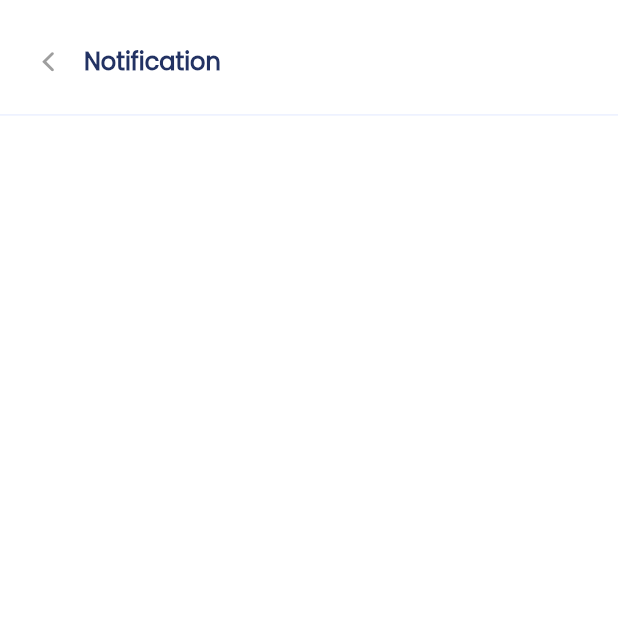
After one commit to ramanassif/E-Commerce_App, a Flutter app: the HomeScreen screen opened by its route, after a tap on the "notifications" icon, on a phone screen of 412 x 824 dp, the top half of it. The commit adds this screen. Run offline on Flutter 3.47's test engine with Material 2 defaults, Android fonts, the phone set to English and light mode, and no system bars; our stand-ins replace flutter_svg, loading_animation_widget; missing offline and left inert: desktop_window.

Commit message:
Create NotificationScreen

```diff
--- a/lib/core/routing_services/routing_services.dart
+++ b/lib/core/routing_services/routing_services.dart
@@ -1,5 +1,6 @@
 import 'package:ecommerce_app/features/favorite_screen/favorite_screen.dart';
 import 'package:ecommerce_app/features/home_screen/home_screen.dart';
+import 'package:ecommerce_app/features/notification_screen/notification_screen.dart';
 import 'package:ecommerce_app/features/product_details_screen/product_details_screen.dart';
 import 'package:ecommerce_app/features/review_screen/review_screen.dart';
 import 'package:ecommerce_app/features/super_flash_sae_screen/super_flash_sale_screen.dart';
@@ -30,6 +31,8 @@ class AppRoute {
         return MaterialPageRoute(builder: (_) => const ReviewScreen());
       case 'writeReview':
         return MaterialPageRoute(builder: (_) => const WriteReview());
+      case 'notificationScreen':
+        return MaterialPageRoute(builder: (_) => const NotificationScreen());
     }
     return null;
   }
--- a/lib/features/home_screen/widgets/home_screen_widgets/home_screen_header.dart
+++ b/lib/features/home_screen/widgets/home_screen_widgets/home_screen_header.dart
@@ -32,7 +32,11 @@ class HomeScreenHeader extends StatelessWidget {
               size: 30,
             ),
           ),
-          Stack(
+          GestureDetector(
+            onTap: (){
+              Navigator.pushNamed(context, 'notificationScreen');
+            },
+            child: Stack(
               clipBehavior: Clip.none,
               alignment: Alignment.topRight,
               children: const [
@@ -50,6 +54,7 @@ class HomeScreenHeader extends StatelessWidget {
                 ),
               ],
             ),
+          ),
         ],
       ),
     );
--- /dev/null
+++ b/lib/features/notification_screen/notification_screen.dart
@@ -0,0 +1,43 @@
+import 'package:ecommerce_app/constants.dart';
+import 'package:ecommerce_app/features/notification_screen/widgets/notification_screen_header.dart';
+import 'package:flutter/material.dart';
+
+class NotificationScreen extends StatefulWidget {
+  const NotificationScreen({Key? key}) : super(key: key);
+
+  @override
+  State<NotificationScreen> createState() => _NotificationScreenState();
+}
+
+class _NotificationScreenState extends State<NotificationScreen> {
+  @override
+  Widget build(BuildContext context) {
+    return SafeArea(
+      child: Scaffold(
+        body: Container(
+          color: kWhiteColor,
+          width: MediaQuery.of(context).size.width,
+          height: MediaQuery.of(context).size.height,
+          child: ListView(
+            children: [
+              SizedBox(
+                height: MediaQuery.of(context).size.height * 0.02,
+              ),
+              const NotificationScreenHeader(),
+              SizedBox(
+                height: MediaQuery.of(context).size.height * 0.005,
+              ),
+              const Divider(
+                thickness: 1,
+                color: Color(0xffEBF0FF),
+              ),
+              const SizedBox(
+                height: 10,
+              ),
+            ],
+          ),
+        ),
+      ),
+    );
+  }
+}
--- /dev/null
+++ b/lib/features/notification_screen/widgets/notification_screen_header.dart
@@ -0,0 +1,39 @@
+import 'package:ecommerce_app/constants.dart';
+import 'package:flutter/cupertino.dart';
+import 'package:flutter/material.dart';
+
+class NotificationScreenHeader extends StatelessWidget {
+  const NotificationScreenHeader({Key? key}) : super(key: key);
+
+  @override
+  Widget build(BuildContext context) {
+    return Padding(
+      padding: const EdgeInsets.only(
+        left: 8.0,
+        right: 8.0,
+      ),
+      child: Row(
+        children: [
+          IconButton(
+            onPressed: () {
+              Navigator.pop(context);
+            },
+            icon: const Icon(
+              CupertinoIcons.back,
+              color: Colors.grey,
+              size: 20,
+            ),
+          ),
+          const Text(
+            'Notification',
+            style: TextStyle(
+                fontSize: 16,
+                fontWeight: FontWeight.w700,
+                color: kSecondaryColor),
+          ),
+          const Spacer(),
+        ],
+      ),
+    );
+  }
+}
```
Lines whose indentation alone changed are shown as unchanged.
